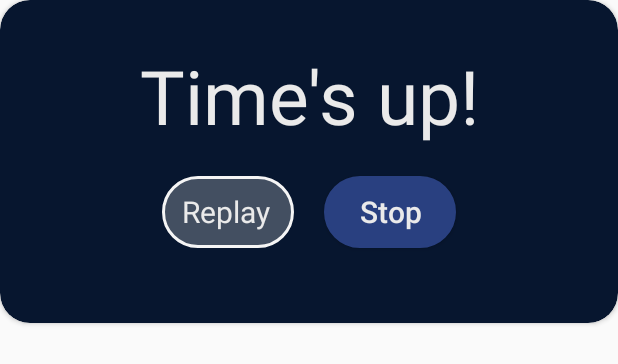
After one commit to AnnFlu/CountdownProject, an Android app: the layout pop_up.xml on its own in the app's theme, with its tools: preview values and no code run, on a phone screen of 412 x 824 dp. The commit adds this screen. Shown: the top 364 px of the screen. Run offline under Robolectric (Android 15) with nearby library versions, the phone set to English and light mode, and no system bars.

Commit message:
Grafica pop up, a livello tecnico funziona a metà

```diff
--- a/app/src/main/java/it/polito/countdown/CountdownActivity.kt
+++ b/app/src/main/java/it/polito/countdown/CountdownActivity.kt
@@ -1,15 +1,20 @@
 package it.polito.countdown
 
+import android.app.Dialog
 import android.app.TimePickerDialog
+import android.graphics.Color
+import android.graphics.drawable.ColorDrawable
 import android.media.MediaPlayer
 import androidx.appcompat.app.AppCompatActivity
 import android.os.Bundle
 import android.os.CountDownTimer
 import android.view.View
+import android.view.Window
 import android.widget.Button
 import android.widget.EditText
 import android.widget.LinearLayout
 import android.widget.NumberPicker
+import android.widget.PopupWindow
 import android.widget.ProgressBar
 import android.widget.TableLayout
 import android.widget.TextView
@@ -41,6 +46,7 @@ class CountdownActivity : AppCompatActivity(){
 
     lateinit var progressBar : ProgressBar
     lateinit var mediaPlayer: MediaPlayer
+
     override fun onCreate(savedInstanceState: Bundle?) {
         super.onCreate(savedInstanceState)
         setContentView(R.layout.activity_main)
@@ -115,6 +121,24 @@ class CountdownActivity : AppCompatActivity(){
         progressBar.max=timeStart.toInt()
     }
 
+    private fun popUpMessage(){
+        val dialog = Dialog(this)
+        dialog.requestWindowFeature(Window.FEATURE_NO_TITLE)
+        dialog.setCancelable(false)
+        dialog.setContentView(R.layout.pop_up)
+        dialog.window?.setBackgroundDrawable(ColorDrawable(Color.TRANSPARENT))
+       //  val timesUpMessage : TextView = dialog.findViewById(R.id.times_up)
+        val buttonStop : Button = dialog.findViewById(R.id.stop)
+        val buttonReplay : Button = dialog.findViewById(R.id.replay)
+
+        buttonStop.setOnClickListener(){
+           // todo
+        }
+        buttonReplay.setOnClickListener(){
+            // todo
+        }
+        dialog.show()
+    }
 
     private fun startTimer(){
         progressBar.progress = 0 // barra completa
@@ -140,13 +164,14 @@ class CountdownActivity : AppCompatActivity(){
 
                 mediaPlayer.start()
                 mediaPlayer.setLooping(true)
-
+                popUpMessage()
 
             }
         }
         if(timeRemaining>0){
             timer.start()
             b.text="Pause"
+
         }
         if(!timeRunning){
             timeRunning=true
--- /dev/null
+++ b/app/src/main/res/layout/pop_up.xml
@@ -0,0 +1,62 @@
+<?xml version="1.0" encoding="utf-8"?>
+<androidx.cardview.widget.CardView
+    xmlns:android="http://schemas.android.com/apk/res/android"
+    android:layout_width="match_parent"
+    android:layout_height="wrap_content"
+    xmlns:app="http://schemas.android.com/apk/res-auto"
+    app:cardBackgroundColor="@color/max_blue"
+    app:cardCornerRadius="20dp">
+
+        <LinearLayout android:layout_width="match_parent"
+            android:layout_height="wrap_content"
+            android:orientation="vertical"
+            android:gravity="center"
+            android:padding="30dp">
+
+                <TextView
+                    android:id="@+id/times_up"
+                    android:layout_width="match_parent"
+                    android:layout_height="wrap_content"
+                    android:gravity="center"
+                    android:textSize="50dp"
+                    android:text="Time's up!"
+                    android:backgroundTint="@color/light_blue"
+                    android:textAppearance="@style/TextAppearance.AppCompat.Display3"
+                    android:textColor="@color/lightGrey"
+                    app:layout_constraintBottom_toBottomOf="parent"
+                    app:layout_constraintEnd_toEndOf="parent"
+                    app:layout_constraintStart_toStartOf="parent"
+                    app:layout_constraintTop_toTopOf="parent"
+                    app:layout_constraintVertical_bias="0.577" />
+
+    <LinearLayout
+        android:layout_width="match_parent"
+        android:layout_height="wrap_content"
+        android:orientation="horizontal"
+        android:gravity="center"
+        android:padding="10dp">
+    <Button
+        android:id="@+id/replay"
+        style="@style/Widget.MaterialComponents.Button.Icon"
+        android:layout_width="wrap_content"
+        android:layout_height="wrap_content"
+        android:layout_margin="10sp"
+        android:background="@drawable/white_rounded_button"
+        android:text="Replay"
+        android:textAllCaps="false"
+        android:textColor="@color/lightGrey"
+        android:textSize="20sp" />
+
+    <Button
+        android:id="@+id/stop"
+        android:layout_width="wrap_content"
+        android:layout_height="wrap_content"
+        android:layout_margin="10sp"
+        android:background="@drawable/blue_rounded_button"
+        android:text="Stop"
+        android:textAllCaps="false"
+        android:textColor="@color/lightGrey"
+        android:textSize="20sp" />
+</LinearLayout>
+        </LinearLayout>
+</androidx.cardview.widget.CardView>
```
